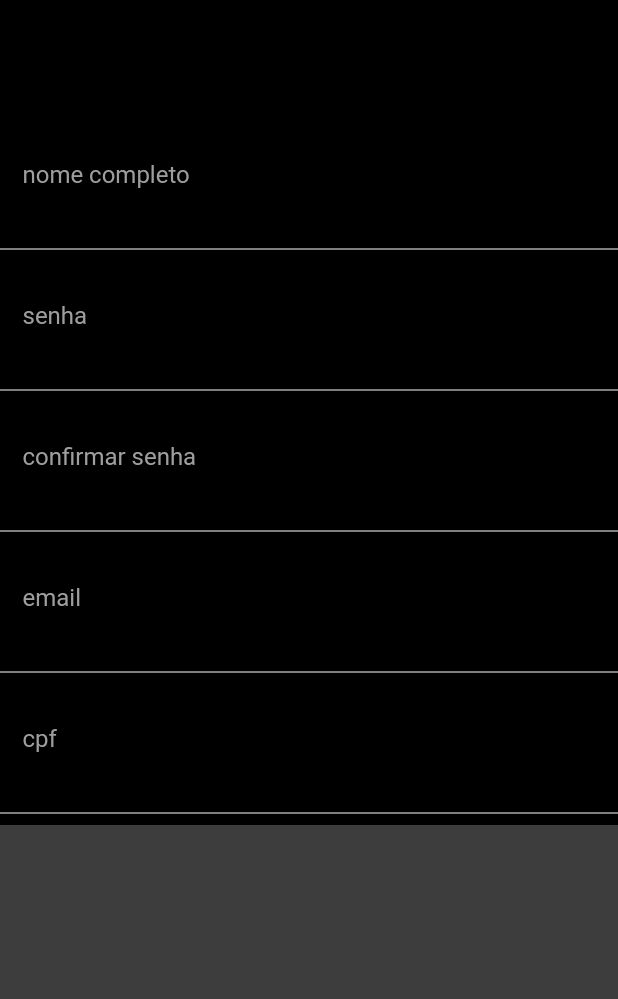
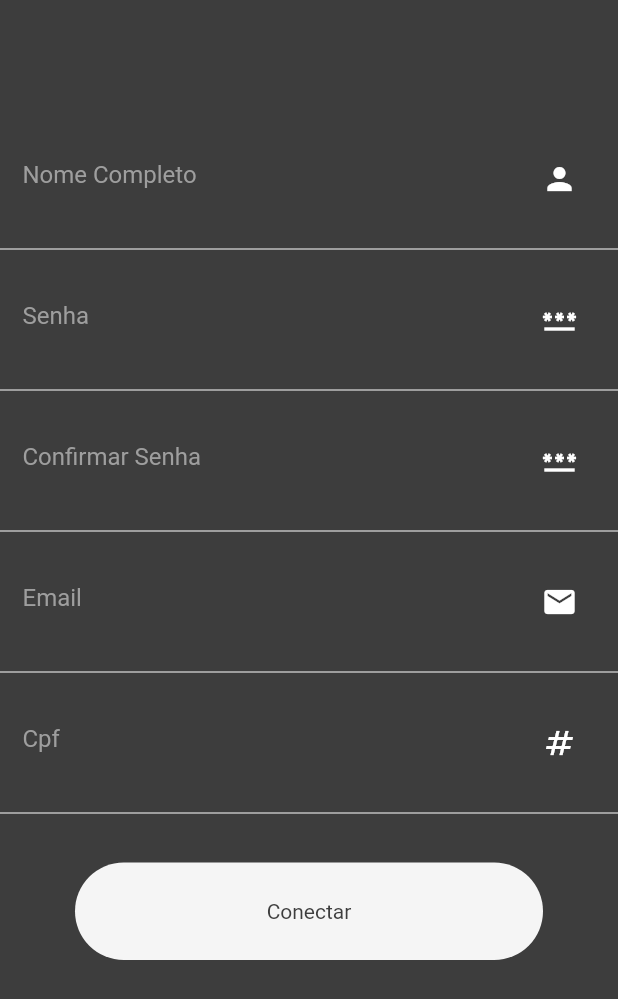
Before and after one commit to marcelosoa/review_projects, a Flutter app: the RegisterPage screen opened directly, on a phone screen of 412 x 824 dp. Shown: the top 999 px of the screen. Run offline on Flutter 3.47's test engine with Material 2 defaults, Android fonts, the phone set to English and light mode, and no system bars; our stand-ins replace google_fonts.

Commit message:
register page

```diff
--- a/lib/app/modules/auth/register/register_page.dart
+++ b/lib/app/modules/auth/register/register_page.dart
@@ -1,4 +1,5 @@
 import 'package:flutter/material.dart';
+import 'package:review_projects/app/modules/home/home_page.dart';
 
 class RegisterPage extends StatelessWidget {
   const RegisterPage({Key? key}) : super(key: key);
@@ -6,10 +7,10 @@ class RegisterPage extends StatelessWidget {
   @override
   Widget build(BuildContext context) {
     return Scaffold(
-      backgroundColor: Color(0XFF3D3D3D),
+      backgroundColor: const Color(0XFF3D3D3D),
       body: SingleChildScrollView(
         child: Container(
-          color: const Color(0xFF000000), // Define o background como preto
+          color: const Color(0xFF3D3D3D), // Define o background como preto
           child: Column(
             mainAxisSize: MainAxisSize.max,
             children: [
@@ -17,11 +18,12 @@ class RegisterPage extends StatelessWidget {
               Padding(
                 padding: const EdgeInsets.all(15),
                 child: TextFormField(
-                  style: const TextStyle(color: Colors.white), // Define a cor do texto como branco
+                  style: const TextStyle(
+                      color: Colors.white), // Define a cor do texto como branco
                   decoration: const InputDecoration(
-                    hintText: 'nome completo',
+                    hintText: 'Nome Completo',
                     border: InputBorder.none,
-                    suffixIcon: Icon(Icons.person),
+                    suffixIcon: Icon(Icons.person, color: Colors.white),
                     hintStyle: TextStyle(color: Colors.grey),
                   ),
                 ),
@@ -32,11 +34,12 @@ class RegisterPage extends StatelessWidget {
               Padding(
                 padding: const EdgeInsets.all(15),
                 child: TextFormField(
-                  style: const TextStyle(color: Colors.white), // Define a cor do texto como branco
+                  style: const TextStyle(
+                      color: Colors.white), // Define a cor do texto como branco
                   decoration: const InputDecoration(
-                    hintText: 'senha',
+                    hintText: 'Senha',
                     border: InputBorder.none,
-                    suffixIcon: Icon(Icons.password),
+                    suffixIcon: Icon(Icons.password, color: Colors.white),
                     hintStyle: TextStyle(color: Colors.grey),
                   ),
                 ),
@@ -47,11 +50,12 @@ class RegisterPage extends StatelessWidget {
               Padding(
                 padding: const EdgeInsets.all(15),
                 child: TextFormField(
-                  style: const TextStyle(color: Colors.white), // Define a cor do texto como branco
+                  style: const TextStyle(
+                      color: Colors.white), // Define a cor do texto como branco
                   decoration: const InputDecoration(
-                    hintText: 'confirmar senha',
+                    hintText: 'Confirmar Senha',
                     border: InputBorder.none,
-                    suffixIcon: Icon(Icons.password),
+                    suffixIcon: Icon(Icons.password, color: Colors.white),
                     hintStyle: TextStyle(color: Colors.grey),
                   ),
                 ),
@@ -62,11 +66,12 @@ class RegisterPage extends StatelessWidget {
               Padding(
                 padding: const EdgeInsets.all(15),
                 child: TextFormField(
-                  style: const TextStyle(color: Colors.white), // Define a cor do texto como branco
+                  style: const TextStyle(
+                      color: Colors.white), // Define a cor do texto como branco
                   decoration: const InputDecoration(
-                    hintText: 'email',
+                    hintText: 'Email',
                     border: InputBorder.none,
-                    suffixIcon: Icon(Icons.email),
+                    suffixIcon: Icon(Icons.email, color: Colors.white),
                     hintStyle: TextStyle(color: Colors.grey),
                   ),
                 ),
@@ -79,9 +84,9 @@ class RegisterPage extends StatelessWidget {
                 child: TextFormField(
                   style: const TextStyle(color: Colors.white),
                   decoration: const InputDecoration(
-                    hintText: 'cpf',
+                    hintText: 'Cpf',
                     border: InputBorder.none,
-                    suffixIcon: Icon(Icons.numbers_sharp),
+                    suffixIcon: Icon(Icons.numbers_sharp, color: Colors.white),
                     hintStyle: TextStyle(color: Colors.grey),
                   ),
                 ),
@@ -89,6 +94,28 @@ class RegisterPage extends StatelessWidget {
               const Divider(
                 color: Colors.white,
               ),
+              const SizedBox(height: 25),
+              GestureDetector(
+                onTap: () {
+                  Navigator.of(context).pushReplacement(
+                    MaterialPageRoute(builder: (context) => HomePage())
+                  );
+                },
+                child: Container(
+                  height: 65,
+                  margin: const EdgeInsets.symmetric(horizontal: 50),
+                  decoration: BoxDecoration(
+                    borderRadius: BorderRadius.circular(50),
+                    color: const Color(0XFFF5F5F5),
+                  ),
+                  child: const Center(
+                    child: Text(
+                      'Conectar',
+                      style: TextStyle(color: Color(0XFF3D3D3D)),
+                    ),
+                  ),
+                ),
+              )
             ],
           ),
         ),
```
